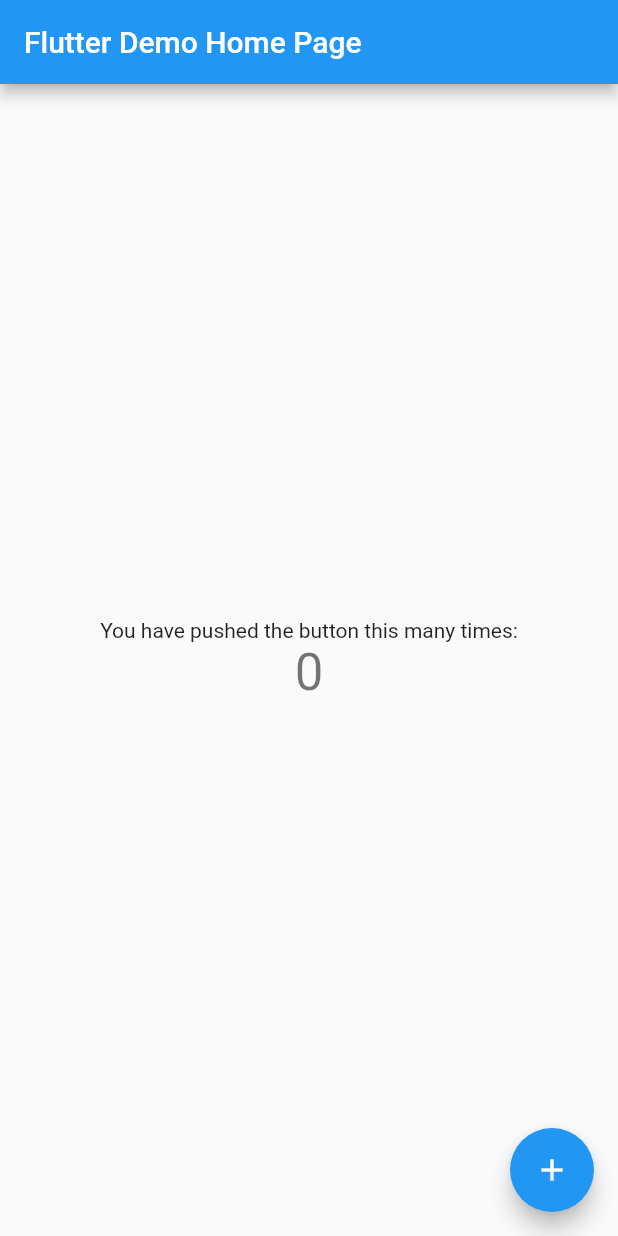
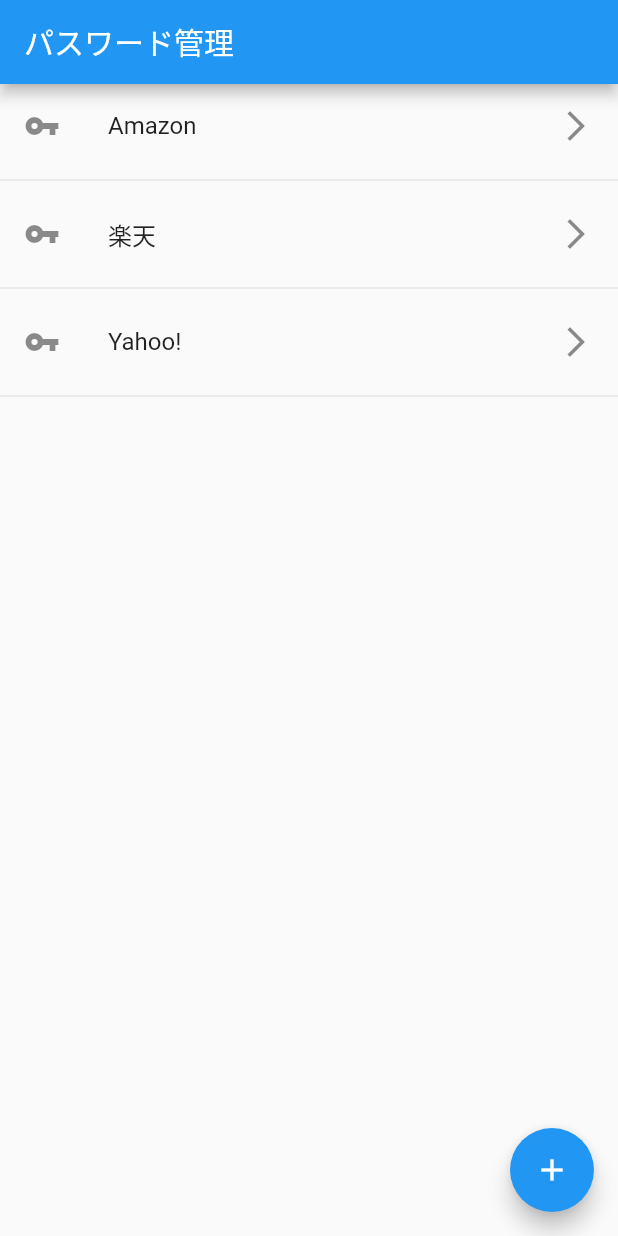
Before and after one commit to Channelsu/playground, a Flutter app: the screen it shows after launch, on a phone screen of 412 x 824 dp. Run offline on Flutter 3.47's test engine with Material 2 defaults, Android fonts, the phone set to English and light mode, and no system bars.

Commit message:
リスト画面作成

```diff
--- a/lib/main.dart
+++ b/lib/main.dart
@@ -29,6 +29,7 @@ class MyHomePage extends StatefulWidget {
 
 class _MyHomePageState extends State<MyHomePage> {
   int _counter = 0;
+  List<String> titles = ['Amazon', '楽天', 'Yahoo!'];
 
   void _incrementCounter() {
     setState(() {
@@ -40,21 +41,44 @@ class _MyHomePageState extends State<MyHomePage> {
   Widget build(BuildContext context) {
     return Scaffold(
       appBar: AppBar(
-        title: Text(widget.title),
+        title: Text('パスワード管理'),
       ),
-      body: Center(
-        child: Column(
-          mainAxisAlignment: MainAxisAlignment.center,
-          children: <Widget>[
-            Text(
-              'You have pushed the button this many times:',
-            ),
-            Text(
-              '$_counter',
-              style: Theme.of(context).textTheme.headline4,
-            ),
-          ],
-        ),
+      // body: ListView(
+      //   children: <Widget>[
+      //     ListTile(
+      //       leading: Icon(Icons.vpn_key),
+      //       title: Text(titles[0]),
+      //     ),
+      //     Divider(),
+      //     ListTile(
+      //       leading: Icon(Icons.vpn_key),
+      //       title: Text(titles[1]),
+      //     ),
+      //     Divider(),
+      //     ListTile(
+      //       leading: Icon(Icons.vpn_key),
+      //       title: Text(titles[2]),
+      //     ),
+      //     Divider(),
+      //   ],
+      // ),
+      body: ListView.builder(
+        itemCount: titles.length,
+        itemBuilder: (BuildContext context, int idx) {
+          return Column(
+            children: <Widget>[
+              ListTile(
+                leading: Icon(Icons.vpn_key),
+                title: Text(titles[idx]),
+                trailing: Icon(Icons.arrow_forward_ios),
+                onTap: () {
+                  print('詳細画面へ');
+                },
+              ),
+              Divider(),
+            ],
+          );
+        },
       ),
       floatingActionButton: FloatingActionButton(
         onPressed: _incrementCounter,
```
